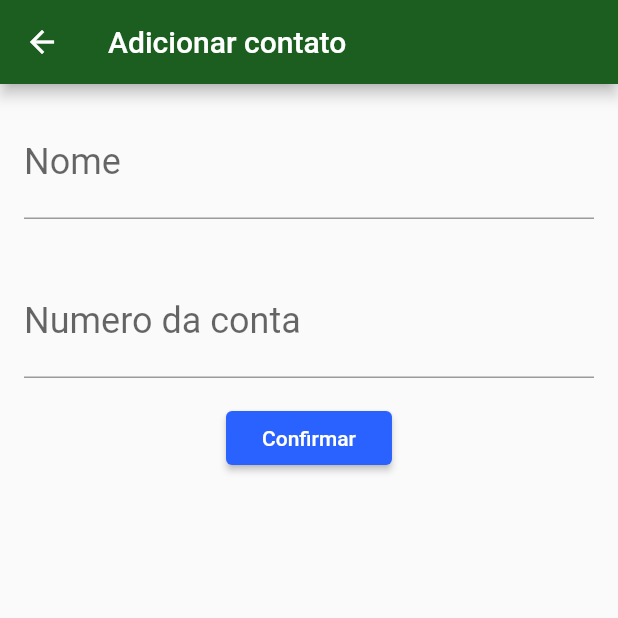
After one commit to lucas170198/bytebank, a Flutter app: the FormularioContato screen opened directly, on a phone screen of 412 x 824 dp, the top half of it. The commit adds this screen. Run offline on Flutter 3.47's test engine with Material 2 defaults, Android fonts, the phone set to English and light mode, and no system bars.

Commit message:
Implementando formulario de contatos

```diff
--- a/lib/components/app_lista.dart
+++ b/lib/components/app_lista.dart
@@ -1,4 +1,4 @@
-import 'package:bytebank/screens/transferencias/formuario.dart';
+import 'package:bytebank/screens/transferencias/formulario.dart';
 import 'package:flutter/material.dart';
 
 class AppLista<T> extends StatefulWidget {
--- /dev/null
+++ b/lib/screens/contatos/formulario.dart
@@ -0,0 +1,47 @@
+import 'package:bytebank/components/editor.dart';
+import 'package:bytebank/models/contatos.dart';
+import 'package:flutter/material.dart';
+
+class FormularioContato extends StatefulWidget {
+  @override
+  _FormulatioContatoState createState() => _FormulatioContatoState();
+}
+
+class _FormulatioContatoState extends State<FormularioContato> {
+  final TextEditingController _controladorCampoNome = TextEditingController();
+  final TextEditingController _controladorCampoNumero = TextEditingController();
+  @override
+  Widget build(BuildContext context) {
+    return Scaffold(
+      appBar: AppBar(title: Text('Adicionar contato')),
+      body: SingleChildScrollView(
+        child: Column(
+          children: <Widget>[
+            Editor(
+              rotulo: 'Nome',
+              controlador: _controladorCampoNome,
+            ),
+            Editor(
+              rotulo: 'Numero da conta',
+              controlador: _controladorCampoNumero,
+            ),
+            RaisedButton(
+              child: Text('Confirmar'),
+              onPressed: () => _criaContato(context),
+            ),
+          ],
+        ),
+      ),
+    );
+  }
+
+  void _criaContato(context){
+    final String nome = _controladorCampoNome.text;
+    final String conta = _controladorCampoNumero.text;
+
+    if(conta != null && nome != null){
+      final _contato = Contato(nome, conta);
+      Navigator.pop(context, _contato);
+    }
+  }
+}
--- a/lib/screens/contatos/lista.dart
+++ b/lib/screens/contatos/lista.dart
@@ -1,5 +1,6 @@
 import 'package:bytebank/components/app_lista.dart';
 import 'package:bytebank/models/contatos.dart';
+import 'package:bytebank/screens/contatos/formulario.dart';
 import 'package:flutter/material.dart';
 
 const String _appBarText = 'Contatos';
@@ -10,6 +11,7 @@ class ListaContatos extends StatelessWidget {
     return AppLista(
       appBarText: _appBarText,
       itemWidget: ItemContato(),
+      formularioWidget: FormularioContato(),
     );
   }
 }
--- a/lib/screens/transferencias/lista.dart
+++ b/lib/screens/transferencias/lista.dart
@@ -3,7 +3,7 @@ import 'package:bytebank/models/transferencia.dart';
 import 'package:flutter/material.dart';
 
 import '../../models/transferencia.dart';
-import 'formuario.dart';
+import 'formulario.dart';
 
 const String _appBarText = 'Transferências';
 
```
Also changed, not shown: lib/screens/transferencias/formulario.dart (renamed from lib/screens/transferencias/formuario.dart).
